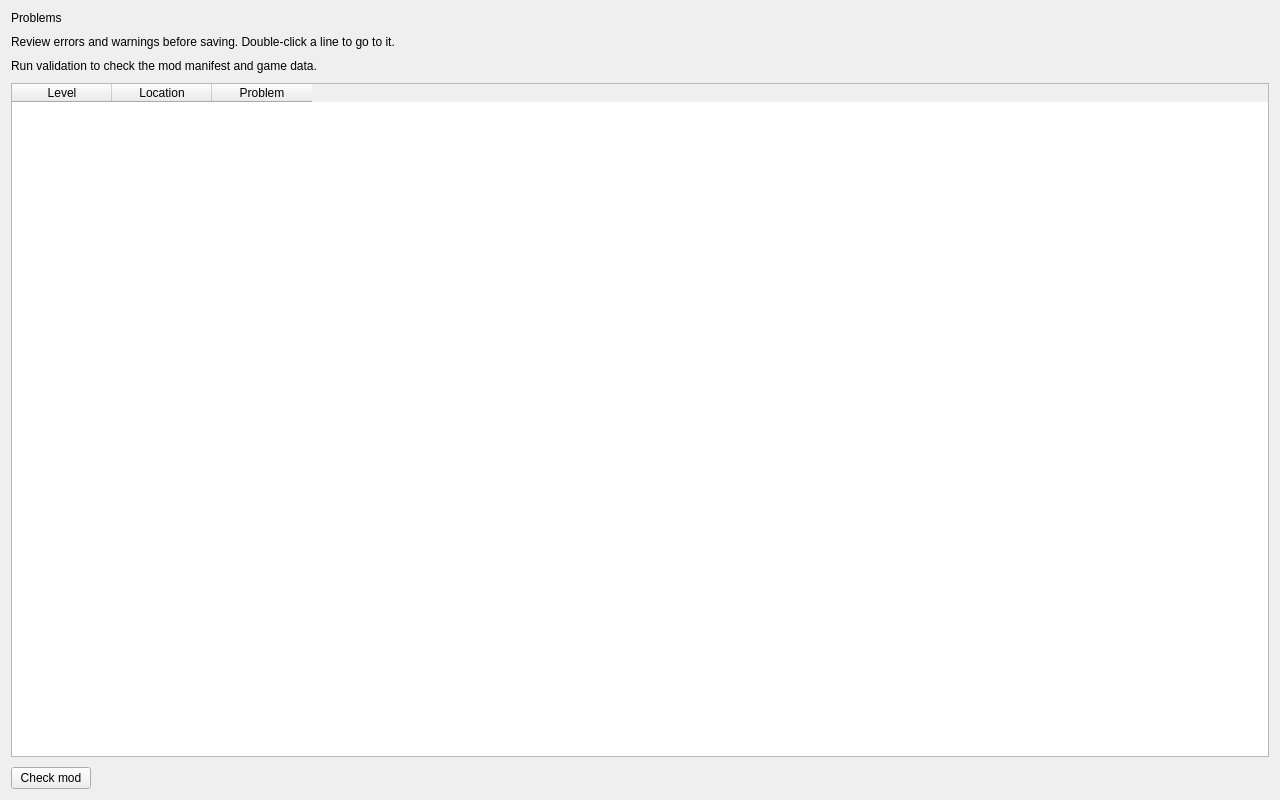
yamyi/YGOFM-DecompRecomp, file tools/pc/fm_editor/ui/problems_page.ui: the form before one commit.
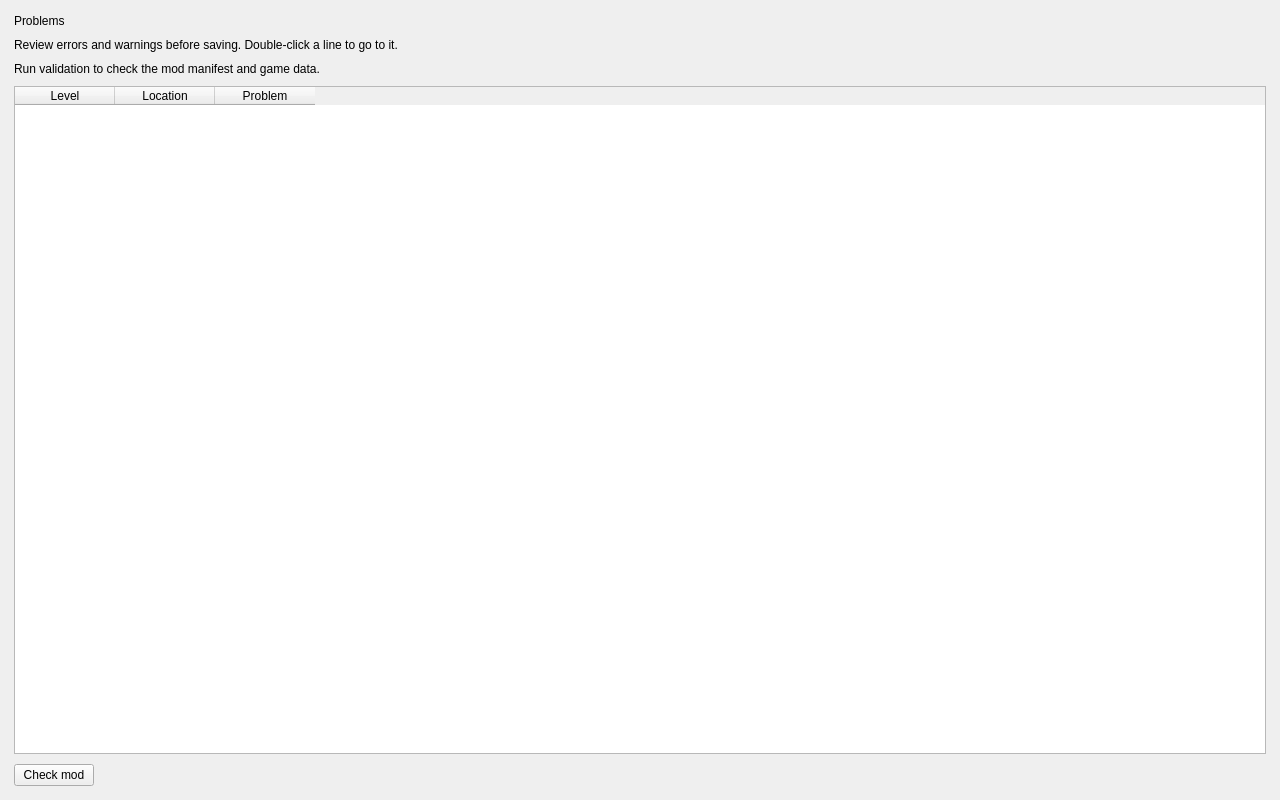
The form after the commit.

Diff of the .ui file:
```diff
--- a/tools/pc/fm_editor/ui/problems_page.ui
+++ b/tools/pc/fm_editor/ui/problems_page.ui
@@ -14,6 +14,10 @@
    <string>Problems</string>
   </property>
   <layout class="QVBoxLayout" name="pageLayout">
+   <property name="leftMargin"><number>14</number></property>
+   <property name="topMargin"><number>14</number></property>
+   <property name="rightMargin"><number>14</number></property>
+   <property name="bottomMargin"><number>14</number></property>
    <property name="spacing">
     <number>10</number>
    </property>
```
